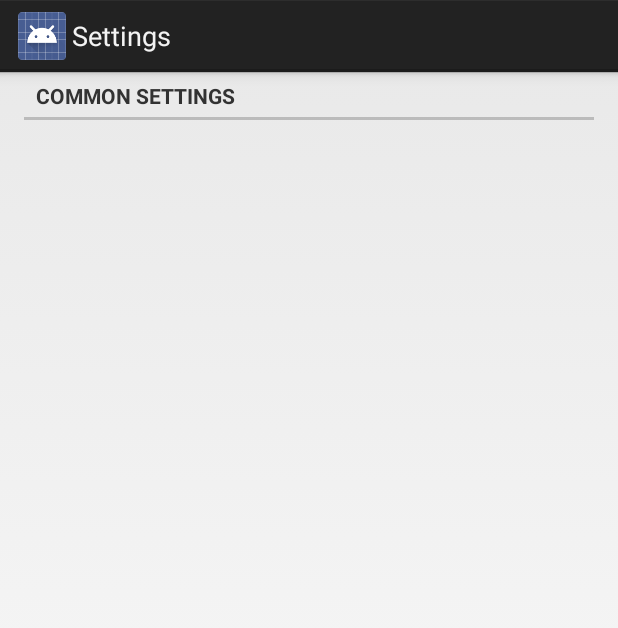
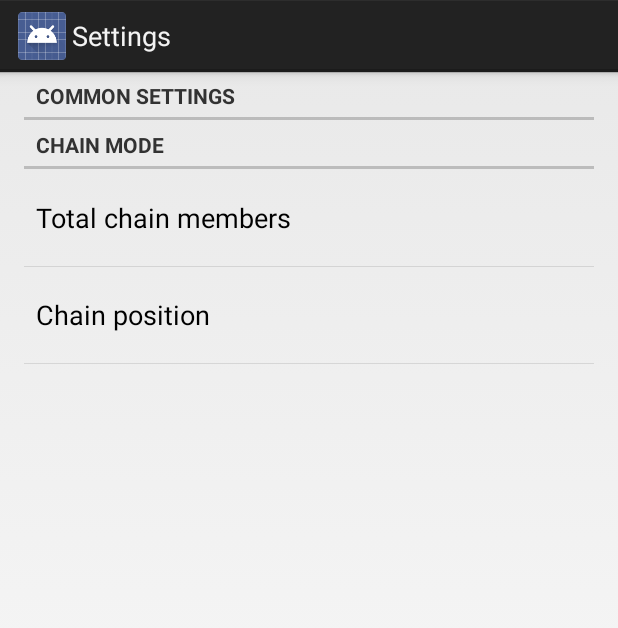
Before and after one commit to fabian/fasnacht2014, an Android app: the screen it shows after launch (SettingsActivity), in the options menu, after a tap on "Settings", on a phone screen of 412 x 824 dp. Shown: the top 628 px of the screen. Run offline under Robolectric (Android 15) with nearby library versions, the phone set to English and light mode, and no system bars.

Commit message:
Schmutzige Donnschdig: - 44100 khz - preferences - cleanup ui - removed unused modes - lot of other things...

```diff
--- a/android/Fasnacht/Fasnacht/src/main/java/eddy/fasnacht/ChannelFrequencyActivity.java
+++ b/android/Fasnacht/Fasnacht/src/main/java/eddy/fasnacht/ChannelFrequencyActivity.java
@@ -2,12 +2,15 @@ package eddy.fasnacht;
 
 import android.app.Activity;
 import android.content.Intent;
+import android.content.SharedPreferences;
 import android.os.Bundle;
+import android.preference.PreferenceManager;
 import android.view.Menu;
 import android.view.MenuItem;
 import android.view.View;
 import android.widget.AdapterView;
 import android.widget.ArrayAdapter;
+import android.widget.Button;
 import android.widget.CompoundButton;
 import android.widget.Spinner;
 import android.widget.Switch;
@@ -23,11 +26,8 @@ import java.util.Map;
  * set a frequency per channel_frequency_item.
  *
  * TODO:
- * - Make chain configuration configurable
- * - Make "sync" button (reset chain)
+ * - Check chain configuration
  * - Make "loopsPerSecond" configurable
- * - Check if we can speed up channel frequency generator (at least 10 samples per second)
- * - Translate mode enum
  * - cleanup the mess ;)
  *
  * NICE: save frequencies when closing application.
@@ -35,6 +35,32 @@ import java.util.Map;
  * @author adrian
  */
 public class ChannelFrequencyActivity extends Activity {
+
+    private enum Mode {
+        MANUAL(R.string.manual_mode),
+        BLINK(R.string.blink_mode),
+        SWITCH(R.string.switch_mode),
+        RANDOM(R.string.random_mode),
+        CHAIN(R.string.chain_mode);
+
+        private int textId;
+        private CharSequence text;
+
+        private Mode(int textId) {
+            this.textId = textId;
+        }
+
+        public static void updateTexts(Activity activity) {
+            for (Mode mode : values()) {
+                mode.text = activity.getText(mode.textId);
+            }
+        }
+
+        @Override
+        public String toString() {
+            return text != null ? text.toString() : super.toString();
+        }
+    }
 
     public static enum Channel {
 
@@ -57,10 +83,6 @@ public class ChannelFrequencyActivity extends Activity {
             this.viewId = viewId;
         }
 
-        public int getChannelId() {
-            return channelId;
-        }
-
         public int getChannelName() {
             return channelName;
         }
@@ -69,17 +91,44 @@ public class ChannelFrequencyActivity extends Activity {
             return channelDetail;
         }
 
-        public String getChannelFrequencyPreferences() {
-            return channelFrequencyPreferences;
-        }
-
         public int getViewId() {
             return viewId;
         }
     }
 
-    public boolean getFrequency(Channel channel) {
-        return channelItems.get(channel).isChecked();
+    private static final int FREQUENCY_ONE = 150;
+    private static final int FREQUENCY_TWO = 250;
+    private static final int FREQUENCY_THREE = 350;
+    private static final int FREQUENCY_FOUR = 450;
+
+    public int getFrequencyRight() {
+        return getFrequency(Channel.THREE, Channel.FOUR);
+    }
+
+    public int getFrequencyLeft() {
+        return getFrequency(Channel.ONE, Channel.TWO);
+    }
+
+    private int getFrequency(Channel one, Channel two) {
+        return getFrequency(channelItems.get(one).isChecked(), channelItems.get(two).isChecked());
+    }
+
+    long lastTime = System.currentTimeMillis();
+
+    private int getFrequency(boolean one, boolean two) {
+        if (System.currentTimeMillis() - lastTime > 500) {
+            updateChannels();
+            lastTime = System.currentTimeMillis();
+        }
+        if (!one && !two) {
+            return FREQUENCY_TWO;
+        } else if (one && !two) {
+            return FREQUENCY_ONE;
+        } else if (!one && two) {
+            return FREQUENCY_FOUR;
+        } else {
+            return FREQUENCY_THREE;
+        }
     }
 
     /**
@@ -126,6 +175,11 @@ public class ChannelFrequencyActivity extends Activity {
 
     private FrequencyGenerator frequencyGenerator;
 
+    private int chainPosition;
+
+    private int totalChainMembers;
+
+
     /**
      * Array of channel items.
      */
@@ -136,9 +190,8 @@ public class ChannelFrequencyActivity extends Activity {
     protected void onCreate(Bundle savedInstanceState) {
         super.onCreate(savedInstanceState);
 
-        frequencyGenerator = new FrequencyGenerator(this);
+        setContentView(R.layout.channel_frequency);
 
-        setContentView(R.layout.channel_frequency);
         createChannelItem(Channel.ONE);
         createChannelItem(Channel.TWO);
         createChannelItem(Channel.THREE);
@@ -146,6 +199,7 @@ public class ChannelFrequencyActivity extends Activity {
 
         final Spinner spinner = (Spinner) findViewById(R.id.modes_spinner);
 
+        Mode.updateTexts(this);
         final ArrayAdapter<Mode> adapter = new ArrayAdapter<Mode>(this, android.R.layout.simple_spinner_dropdown_item, Mode.values());
 
         adapter.setDropDownViewResource(android.R.layout.simple_spinner_dropdown_item);
@@ -161,7 +215,27 @@ public class ChannelFrequencyActivity extends Activity {
             }
         });
 
+        loadSettings();
+
+        final Button syncButton = (Button) findViewById(R.id.sync_button);
+        syncButton.setOnClickListener(new View.OnClickListener() {
+            @Override
+            public void onClick(View v) {
+                lastTime = 0;
+                reset();
+            }
+        });
+
+        frequencyGenerator = new FrequencyGenerator(this);
         startFrequencyGenerator(true);
+    }
+
+    private void loadSettings() {
+        SharedPreferences preferences = PreferenceManager.getDefaultSharedPreferences(this);
+        // TODO save keys in a resource file
+        chainPosition = Integer.valueOf(preferences.getString("chain_position", "1"));
+        currentChainPos = 1;
+        totalChainMembers = Integer.valueOf(preferences.getString("total_chain_members", "4"));
     }
 
     private void createChannelItem(Channel channel) {
@@ -195,11 +269,15 @@ public class ChannelFrequencyActivity extends Activity {
         if (id == R.id.action_settings) {
             Intent intent = new Intent(this, SettingsActivity.class);
             startActivity(intent);
+            loadSettings();
             return true;
         } else if (id == R.id.action_start) {
+            reset();
             startFrequencyGenerator(true);
+            startThread();
             return true;
         } else if (id == R.id.action_stop) {
+            stopThread();
             startFrequencyGenerator(false);
             return true;
         }
@@ -222,23 +300,6 @@ public class ChannelFrequencyActivity extends Activity {
         }
     }
 
-    private enum Mode {
-        MANUAL(R.string.manual_mode),
-        CHAIN(R.string.chain_mode),
-        BLINK(R.string.blink_mode),
-        STILL(R.string.still_mode),
-        LOOP(R.string.loop_mode),
-        SWITCH(R.string.switch_mode),
-        RANDOM(R.string.random_mode);
-
-        private int textId;
-
-        private Mode(int textId) {
-            this.textId = textId;
-        }
-
-    }
-
     private void updateMode(Mode mode) {
         switch (mode) {
             case MANUAL:
@@ -253,13 +314,9 @@ public class ChannelFrequencyActivity extends Activity {
 
     private boolean running = false;
 
-    private double loopsPerSecond = 1;
+    private long loop = 500;
 
     private int currentChainPos;
-
-    private int myChainPos = 2;
-
-    private int maxChainPos = 7;
 
     private Mode currentMode = Mode.MANUAL;
 
@@ -267,9 +324,9 @@ public class ChannelFrequencyActivity extends Activity {
         @Override
         public void run() {
             while(running) {
-                updateChannels();
+                //updateChannels();
                 try {
-                    Thread.sleep((int) (1000.0 / loopsPerSecond));
+                    Thread.sleep((int) (loop));
                 } catch (InterruptedException e) {
                 }
             }
@@ -305,32 +362,21 @@ public class ChannelFrequencyActivity extends Activity {
                 switchChannel(channelItems.get(Channel.FOUR));
                 break;
             case CHAIN:
+                setChannels(currentChainPos == chainPosition, channelItems.values());
                 currentChainPos += 1;
-                if (currentChainPos >= maxChainPos) {
+                if (currentChainPos > totalChainMembers) {
                     currentChainPos = 1;
                 }
-                setChannels(currentChainPos == myChainPos, channelItems.values());
-                break;
-            case LOOP:
-                boolean nextChecked = channelItems.get(Channel.FOUR).isChecked();
-                for (ChannelFrequencyItem item : channelItems.values()) {
-                    boolean currentChecked = item.isChecked();
-                    item.setChecked(nextChecked);
-                    nextChecked = currentChecked;
-                }
-                break;
-            case STILL:
-                // do nothing
                 break;
             case SWITCH:
                 switchChannel(channelItems.get(Channel.ONE), channelItems.get(Channel.THREE));
                 switchChannel(channelItems.get(Channel.TWO), channelItems.get(Channel.FOUR));
                 break;
             case RANDOM:
-                channelItems.get(Channel.ONE).setChecked(Math.random() < 0.5);
-                channelItems.get(Channel.TWO).setChecked(Math.random() < 0.5);
-                channelItems.get(Channel.THREE).setChecked(Math.random() < 0.5);
-                channelItems.get(Channel.FOUR).setChecked(Math.random() < 0.5);
+                channelItems.get(Channel.ONE).setChecked(Math.random() < 0.45);
+                channelItems.get(Channel.TWO).setChecked(Math.random() < 0.45);
+                channelItems.get(Channel.THREE).setChecked(Math.random() < 0.45);
+                channelItems.get(Channel.FOUR).setChecked(Math.random() < 0.45);
                 break;
         }
     }
@@ -343,17 +389,8 @@ public class ChannelFrequencyActivity extends Activity {
                 channelItems.get(Channel.ONE).setChecked(true);
                 channelItems.get(Channel.TWO).setChecked(true);
                 break;
-            case LOOP:
-                channelItems.get(Channel.ONE).setChecked(true);
-                break;
-            case STILL:
-                channelItems.get(Channel.ONE).setChecked(true);
-                channelItems.get(Channel.TWO).setChecked(true);
-                channelItems.get(Channel.THREE).setChecked(true);
-                channelItems.get(Channel.FOUR).setChecked(true);
-                break;
             case CHAIN:
-                if (currentChainPos == myChainPos) {
+                if (currentChainPos == chainPosition) {
                     setChannels(true, channelItems.values());
                 }
         }
--- a/android/Fasnacht/Fasnacht/src/main/java/eddy/fasnacht/FrequencyGenerator.java
+++ b/android/Fasnacht/Fasnacht/src/main/java/eddy/fasnacht/FrequencyGenerator.java
@@ -18,7 +18,7 @@ public final class FrequencyGenerator {
     private final String TAG = FrequencyGenerator.class.getSimpleName();
 
     private final double duration; // seconds
-    private final int sampleRate = 8000;
+    private final int sampleRate = 44100;
     private final int numSamples;
     private final double sampleLeft[];
     private final double sampleRight[];
@@ -43,20 +43,28 @@ public final class FrequencyGenerator {
 
     private boolean running = false;
 
+    private int audioTrackBufferSize;
+
     public FrequencyGenerator(ChannelFrequencyActivity activity) {
         this.activity = activity;
 
         SharedPreferences sharedPref = PreferenceManager.getDefaultSharedPreferences(activity);
         duration = 1.0 / Integer.parseInt(sharedPref.getString("pref_loops_per_second", "2"));
-        //numSamples = (int) Math.round(duration * sampleRate);
 
-        numSamples = AudioRecord.getMinBufferSize(sampleRate,
+        int minBufferSize = AudioRecord.getMinBufferSize(sampleRate,
                 AudioFormat.CHANNEL_OUT_STEREO,
                 AudioFormat.ENCODING_PCM_16BIT);
 
+        long durationInMillis = 10;
+
+        numSamples = (int) (1.0 * sampleRate / (1000 / durationInMillis));
+        audioTrackBufferSize = numSamples - (numSamples % 4) + 4;
+
+        Log.i(TAG, "minBufferSize=" + minBufferSize + ", numSamples=" + numSamples + ", bufferSize=" + audioTrackBufferSize);
+
         audioTrack = new AudioTrack(AudioManager.STREAM_MUSIC,
                 sampleRate, AudioFormat.CHANNEL_OUT_STEREO,
-                AudioFormat.ENCODING_PCM_16BIT, numSamples,
+                AudioFormat.ENCODING_PCM_16BIT, audioTrackBufferSize,
                 AudioTrack.MODE_STREAM);
 
         sampleLeft = new double[numSamples];
@@ -121,16 +129,18 @@ public final class FrequencyGenerator {
     }
 
     private void playSound(){
+        generateTone(activity.getFrequencyLeft(), activity.getFrequencyRight());
+        audioTrack.write(generatedSnd, 0, generatedSnd.length);
 
-        generateTone(
-                activity.getFrequency(ChannelFrequencyActivity.Channel.TWO),
-                activity.getFrequency(ChannelFrequencyActivity.Channel.ONE),
-                activity.getFrequency(ChannelFrequencyActivity.Channel.FOUR),
-                activity.getFrequency(ChannelFrequencyActivity.Channel.THREE));
-                audioTrack.write(generatedSnd, 0, generatedSnd.length);
+        long currentTime = System.currentTimeMillis();
+        Log.i(TAG, "Tone sent, diff is: " + (currentTime - lastTime) + ", numSamples=" + numSamples + ", bufferSize=" + audioTrackBufferSize);
+        lastTime = currentTime;
     }
 
+    private long lastTime = 0;
+
     private int generateFrequency(boolean channelOne, boolean channelTwo) {
+
         if (channelOne) {
             if (channelTwo) {
                 return 450;
--- a/android/Fasnacht/Fasnacht/src/main/res/layout/channel_frequency_item.xml
+++ b/android/Fasnacht/Fasnacht/src/main/res/layout/channel_frequency_item.xml
@@ -26,7 +26,7 @@
 
         </LinearLayout>
 
-        <Switch
+    <Switch
             android:layout_width="wrap_content"
             android:layout_height="48dp"
             android:id="@+id/switchWidget"
--- a/android/Fasnacht/Fasnacht/src/main/res/menu/channel_frequency.xml
+++ b/android/Fasnacht/Fasnacht/src/main/res/menu/channel_frequency.xml
@@ -19,9 +19,4 @@
         android:orderInCategory="100"
         android:showAsAction="never" />
 
-    <item android:id="@+id/action_scan"
-        android:title="@string/action_scan"
-        android:orderInCategory="200"
-        android:showAsAction="ifRoom"
-        android:icon="@android:drawable/stat_sys_data_bluetooth"/>
 </menu>
--- a/android/Fasnacht/Fasnacht/src/main/res/values/ids.xml
+++ /dev/null
@@ -1,4 +0,0 @@
-<?xml version="1.0" encoding="utf-8"?>
-<resources>
-    <item name="action_scan" type="id">Scan</item>
-</resources>
--- a/android/Fasnacht/Fasnacht/src/main/res/values/strings.xml
+++ b/android/Fasnacht/Fasnacht/src/main/res/values/strings.xml
@@ -3,54 +3,43 @@
 
     <string name="app_name">Fasnacht</string>
     <string name="title_activity_fasnacht">Fasnacht</string>
+
     <string name="action_settings">Settings</string>
-    <string name="action_scan">Scan</string>
+    <string name="action_start">Start</string>
+    <string name="action_stop">Stop</string>
+
     <string name="channel">Channel</string>
-    <string name="hz">Hz</string>
     <string name="title_activity_settings">Settings</string>
     <string name="pref_title_channel_frequency">Channel frequency</string>
-    <string name="channel_1_title">Channel B</string>
-    <string name="channel_2_title">Channel D</string>
-    <string name="channel_3_title">Channel E</string>
-    <string name="channel_4_title">Channel H</string>
-    <string name="channel_1_detail">« Bei »</string>
-    <string name="channel_2_detail">« Frack »</string>
-    <string name="channel_3_detail">« Ärmel »</string>
-    <string name="channel_4_detail">« Hut »</string>
-    <string name="pref_default_channel_1_frequency">150</string>
-    <string name="pref_default_channel_2_frequency">250</string>
-    <string name="pref_default_channel_3_frequency">350</string>
-    <string name="pref_default_channel_4_frequency">450</string>
+
+    <string name="channel_1_title">Bei</string>
+    <string name="channel_2_title">De Frack</string>
+    <string name="channel_3_title">Ärmel</string>
+    <string name="channel_4_title">Huet</string>
+    <string name="channel_1_detail">Channel B</string>
+    <string name="channel_2_detail">Channel D</string>
+    <string name="channel_3_detail">Channel E</string>
+    <string name="channel_4_detail">Channel H</string>
+
     <string name="pref_title_common_settings">Common Settings</string>
-    <string name="loops_per_second">Loops per second</string>
-    <string name="pref_default_loops_per_second">2</string>
-    <string name="ble_not_supported">BLE is not supported</string>
-    <string name="label_data">Data:</string>
-    <string name="label_device_address">Device address:</string>
-    <string name="label_state">State:</string>
-    <string name="no_data">No data</string>
-    <string name="connected">Connected</string>
-    <string name="disconnected">Disconnected</string>
-    <string name="title_devices">BLE Device Scan</string>
-    <string name="error_bluetooth_not_supported">Bluetooth not supported.</string>
 
-    <!-- bluetooth -->
-    <string name="unknown_device">Unknown device</string>
-    <string name="unknown_characteristic">Unknown characteristic</string>
-    <string name="unknown_service">Unknown service</string>
-    <string name="menu_connect">Connect</string>
-    <string name="menu_disconnect">Disconnect</string>
-    <string name="menu_scan">Scan</string>
-    <string name="menu_stop">Stop</string>
-    <string name="action_stop">Stop</string>
-    <string name="action_start">Start</string>
+    <string name="loops_per_second">Interval in ms</string>
+    <string name="pref_default_loops_per_second">740</string>
+
+    <string name="pref_title_chain_mode">Chain mode</string>
+
+    <string name="total_chain_members">Total chain members</string>
+    <string name="default_total_chain_members">8</string>
+    <string name="chain_position">Chain position</string>
+    <string name="default_chain_position">1</string>
 
     <string name="manual_mode">Manual</string>
     <string name="chain_mode">Chain</string>
     <string name="blink_mode">Blink</string>
-    <string name="still_mode">Still</string>
-    <string name="loop_mode">Loop</string>
     <string name="switch_mode">Switch</string>
     <string name="random_mode">Random</string>
 
+    <string name="display_mode">Display Mode: </string>
+    <string name="sync">sync</string>
+
 </resources>
--- a/android/Fasnacht/Fasnacht/src/main/res/xml/preferences.xml
+++ b/android/Fasnacht/Fasnacht/src/main/res/xml/preferences.xml
@@ -3,4 +3,18 @@
         android:title="@string/pref_title_common_settings">
 
     </PreferenceCategory>
+    <PreferenceCategory
+        android:title="@string/pref_title_chain_mode">
+
+        <EditTextPreference android:inputType="number"
+            android:key="total_chain_members"
+            android:title="@string/total_chain_members"
+            android:defaultValue="@string/default_total_chain_members" />
+
+        <EditTextPreference android:inputType="number"
+            android:key="chain_position"
+            android:title="@string/chain_position"
+            android:defaultValue="@string/default_chain_position" />
+
+    </PreferenceCategory>
 </PreferenceScreen>
```
Also changed, not shown: android/Fasnacht/Fasnacht/src/main/res/layout/channel_frequency.xml (+37 -4 lines), android/Fasnacht/Fasnacht/src/main/res/menu/main.xml (deleted, +0 -29 lines).
